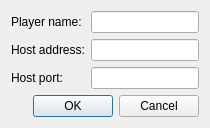
Above: src/frontend/qt_sdl/NetplayStartClientDialog.ui from melonDS-emu/melonDS before the change. Below: the same form after it.
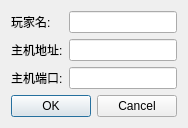
That is the form after the change.

The edit to the form file:
```diff
--- a/src/frontend/qt_sdl/NetplayStartClientDialog.ui
+++ b/src/frontend/qt_sdl/NetplayStartClientDialog.ui
@@ -28,14 +28,14 @@
      <item row="0" column="0">
       <widget class="QLabel" name="label">
        <property name="text">
-        <string>Player name:</string>
+        <string>玩家名:</string>
        </property>
       </widget>
      </item>
      <item row="2" column="0">
       <widget class="QLabel" name="label_2">
        <property name="text">
-        <string>Host port:</string>
+        <string>主机端口:</string>
        </property>
       </widget>
      </item>
@@ -48,7 +48,7 @@
      <item row="1" column="0">
       <widget class="QLabel" name="label_3">
        <property name="text">
-        <string>Host address:</string>
+        <string>主机地址:</string>
        </property>
       </widget>
      </item>
```
